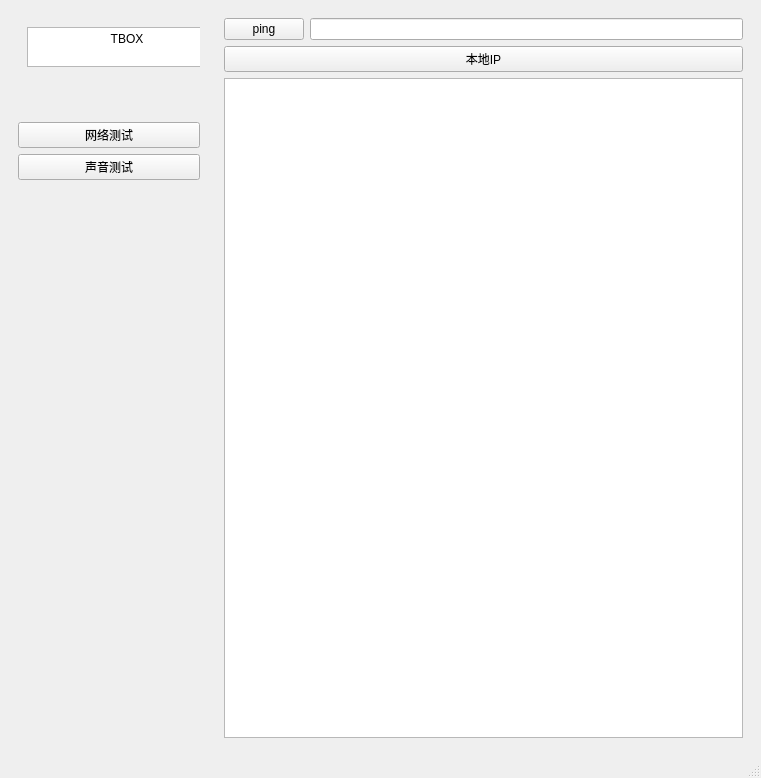
The window that tbox.ui (tli47/tbox) describes before a commit, drawn with Qt 5.
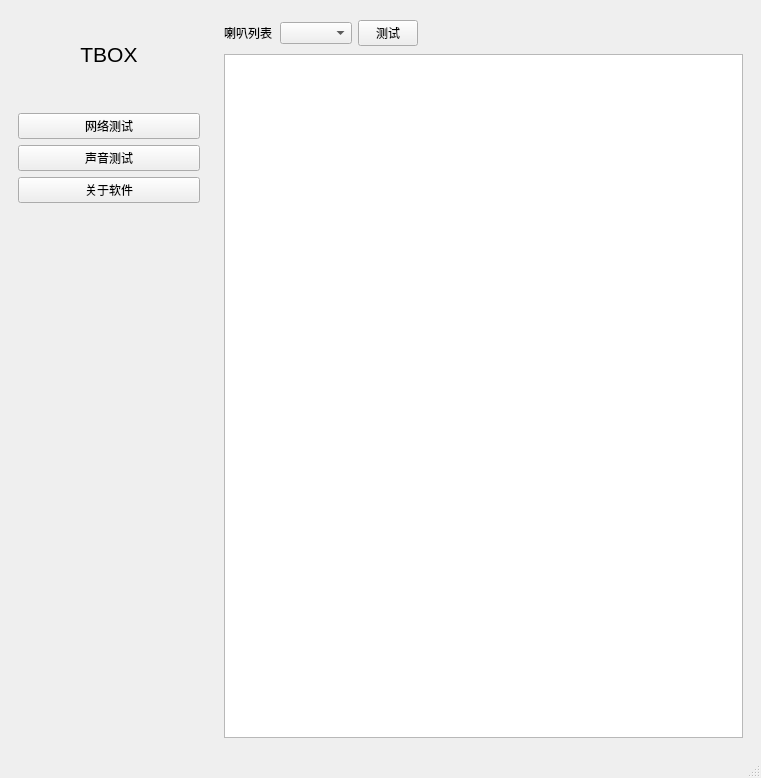
The same window after the commit. The open tabs and pages were chosen to show the change.

The edit to the form file:
```diff
--- a/tbox.ui
+++ b/tbox.ui
@@ -52,46 +52,24 @@
              <height>200</height>
             </size>
            </property>
-           <layout class="QVBoxLayout" name="verticalLayout_2">
-            <item>
-             <widget class="QTextBrowser" name="textBrowser_2">
-              <property name="sizePolicy">
-               <sizepolicy hsizetype="Fixed" vsizetype="Fixed">
-                <horstretch>0</horstretch>
-                <verstretch>0</verstretch>
-               </sizepolicy>
-              </property>
-              <property name="minimumSize">
-               <size>
-                <width>200</width>
-                <height>40</height>
-               </size>
-              </property>
-              <property name="maximumSize">
-               <size>
-                <width>200</width>
-                <height>40</height>
-               </size>
-              </property>
-              <property name="baseSize">
-               <size>
-                <width>200</width>
-                <height>40</height>
-               </size>
-              </property>
-              <property name="html">
-               <string>&lt;!DOCTYPE HTML PUBLIC &quot;-//W3C//DTD HTML 4.0//EN&quot; &quot;http://www.w3.org/TR/REC-html40/strict.dtd&quot;&gt;
-&lt;html&gt;&lt;head&gt;&lt;meta name=&quot;qrichtext&quot; content=&quot;1&quot; /&gt;&lt;meta charset=&quot;utf-8&quot; /&gt;&lt;style type=&quot;text/css&quot;&gt;
-p, li { white-space: pre-wrap; }
-hr { height: 1px; border-width: 0; }
-li.unchecked::marker { content: &quot;\2610&quot;; }
-li.checked::marker { content: &quot;\2612&quot;; }
-&lt;/style&gt;&lt;/head&gt;&lt;body style=&quot; font-family:'Microsoft YaHei UI'; font-size:9pt; font-weight:400; font-style:normal;&quot;&gt;
-&lt;p align=&quot;center&quot; style=&quot; margin-top:0px; margin-bottom:0px; margin-left:0px; margin-right:0px; -qt-block-indent:0; text-indent:0px;&quot;&gt;TBOX&lt;/p&gt;&lt;/body&gt;&lt;/html&gt;</string>
-              </property>
-             </widget>
-            </item>
-           </layout>
+           <layout class="QVBoxLayout" name="verticalLayout_2"/>
+          </widget>
+         </item>
+         <item>
+          <widget class="QLabel" name="label_2">
+           <property name="font">
+            <font>
+             <pointsize>16</pointsize>
+             <italic>false</italic>
+             <bold>false</bold>
+            </font>
+           </property>
+           <property name="text">
+            <string>TBOX</string>
+           </property>
+           <property name="alignment">
+            <set>Qt::AlignmentFlag::AlignCenter</set>
+           </property>
           </widget>
          </item>
          <item>
@@ -119,11 +97,24 @@
          </item>
          <item>
           <widget class="QPushButton" name="pushButton_2">
+           <property name="maximumSize">
+            <size>
+             <width>16777215</width>
+             <height>60</height>
+            </size>
+           </property>
            <property name="text">
             <string>声音测试</string>
            </property>
           </widget>
          </item>
+         <item>
+          <widget class="QPushButton" name="pushButton_6">
+           <property name="text">
+            <string>关于软件</string>
+           </property>
+          </widget>
+         </item>
          <item>
           <spacer name="verticalSpacer">
            <property name="orientation">
@@ -179,12 +170,103 @@
              </layout>
             </item>
             <item>
-             <widget class="QTextBrowser" name="textBrowser"/>
+             <widget class="QTextBrowser" name="textBrowser">
+              <property name="verticalScrollBarPolicy">
+               <enum>Qt::ScrollBarPolicy::ScrollBarAlwaysOff</enum>
+              </property>
+              <property name="horizontalScrollBarPolicy">
+               <enum>Qt::ScrollBarPolicy::ScrollBarAlwaysOff</enum>
+              </property>
+             </widget>
             </item>
            </layout>
           </item>
          </layout>
         </widget>
+        <widget class="QWidget" name="page_2">
+         <layout class="QVBoxLayout" name="verticalLayout">
+          <item>
+           <layout class="QHBoxLayout" name="horizontalLayout_4">
+            <item>
+             <widget class="QLabel" name="label">
+              <property name="sizePolicy">
+               <sizepolicy hsizetype="Fixed" vsizetype="Fixed">
+                <horstretch>0</horstretch>
+                <verstretch>0</verstretch>
+               </sizepolicy>
+              </property>
+              <property name="minimumSize">
+               <size>
+                <width>50</width>
+                <height>30</height>
+               </size>
+              </property>
+              <property name="maximumSize">
+               <size>
+                <width>50</width>
+                <height>30</height>
+               </size>
+              </property>
+              <property name="text">
+               <string>喇叭列表</string>
+              </property>
+             </widget>
+            </item>
+            <item>
+             <widget class="QComboBox" name="comboBox"/>
+            </item>
+            <item>
+             <widget class="QPushButton" name="pushButton_5">
+              <property name="sizePolicy">
+               <sizepolicy hsizetype="Fixed" vsizetype="Fixed">
+                <horstretch>0</horstretch>
+                <verstretch>0</verstretch>
+               </sizepolicy>
+              </property>
+              <property name="minimumSize">
+               <size>
+                <width>50</width>
+                <height>0</height>
+               </size>
+              </property>
+              <property name="maximumSize">
+               <size>
+                <width>60</width>
+                <height>16777215</height>
+               </size>
+              </property>
+              <property name="text">
+               <string>测试</string>
+              </property>
+             </widget>
+            </item>
+            <item>
+             <spacer name="horizontalSpacer_2">
+              <property name="orientation">
+               <enum>Qt::Orientation::Horizontal</enum>
+              </property>
+              <property name="sizeHint" stdset="0">
+               <size>
+                <width>288</width>
+                <height>20</height>
+               </size>
+              </property>
+             </spacer>
+            </item>
+           </layout>
+          </item>
+          <item>
+           <widget class="QTextBrowser" name="textBrowser_3">
+            <property name="verticalScrollBarPolicy">
+             <enum>Qt::ScrollBarPolicy::ScrollBarAlwaysOff</enum>
+            </property>
+            <property name="horizontalScrollBarPolicy">
+             <enum>Qt::ScrollBarPolicy::ScrollBarAlwaysOff</enum>
+            </property>
+           </widget>
+          </item>
+         </layout>
+        </widget>
        </widget>
       </item>
      </layout>
```
Left out of the diff: 10 changed lines with no effect on the pictures.
